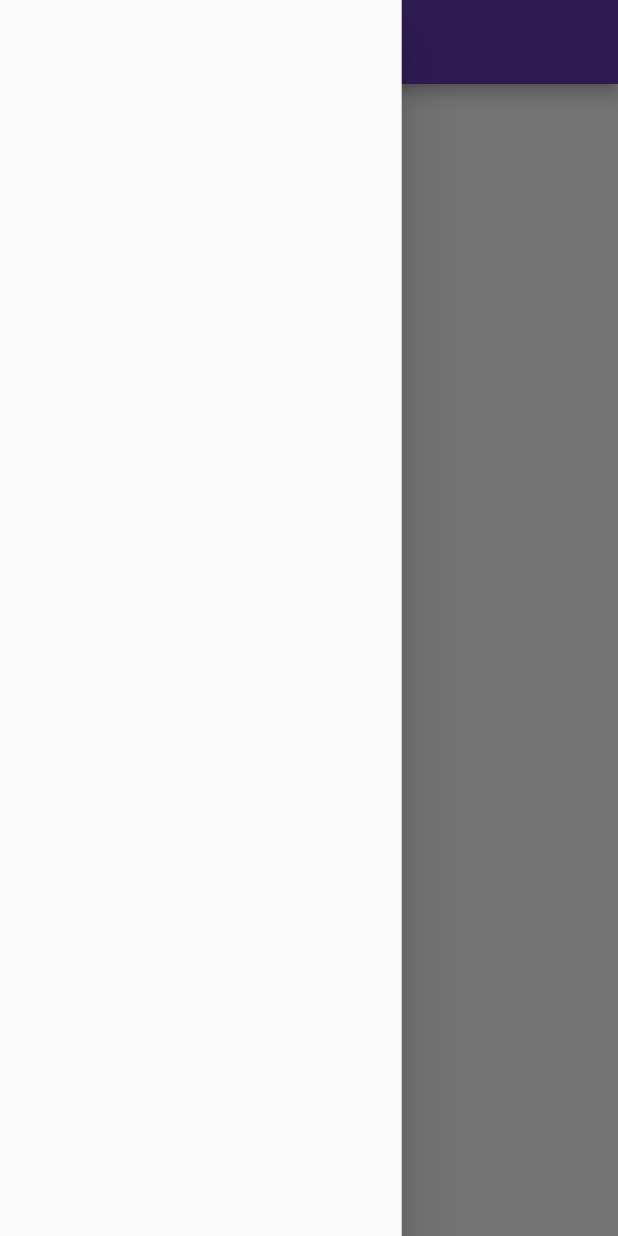
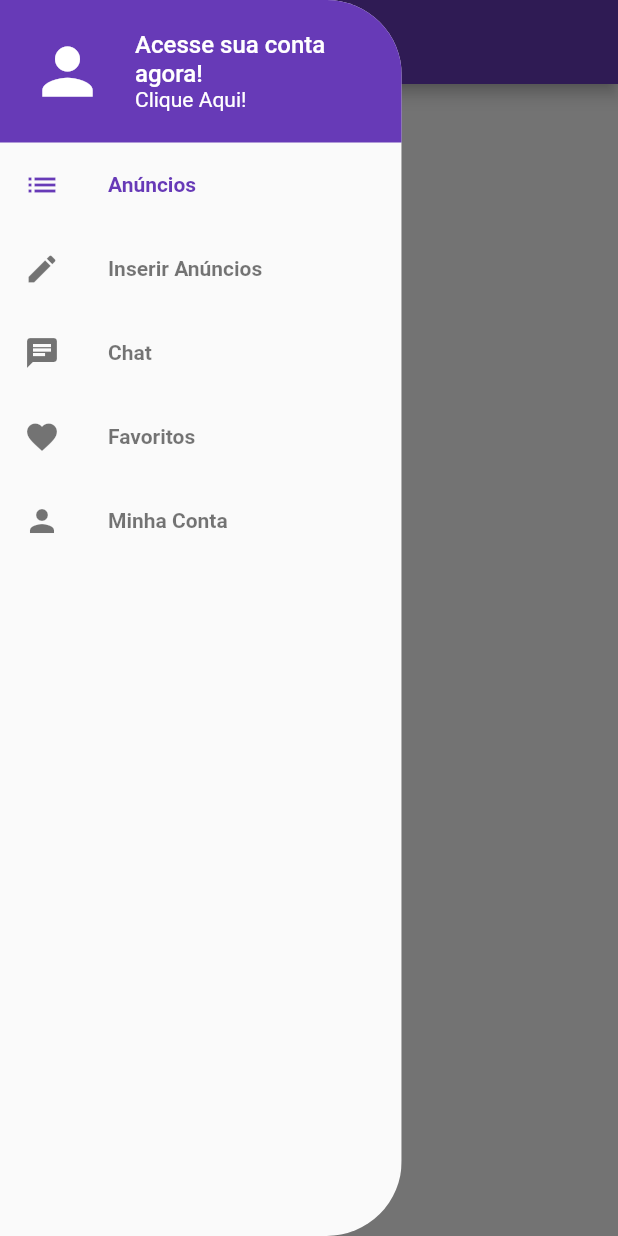
Before and after one commit to PAULOFO/Magazine-Market, a Flutter app: the screen it shows after launch, with the side drawer open, on a phone screen of 412 x 824 dp. Run offline on Flutter 3.47's test engine with Material 2 defaults, Android fonts, the phone set to English and light mode, and no system bars; our stand-ins replace parse_server_sdk.

Commit message:
2º Commit "Customizando o Drawer"

```diff
--- a/lib/components/custom_drawer/custom_drawer.dart
+++ b/lib/components/custom_drawer/custom_drawer.dart
@@ -1,12 +1,23 @@
+import 'package:flutter/cupertino.dart';
 import 'package:flutter/material.dart';
+import 'package:magazine_market/components/custom_drawer/custom_drawer_header.dart';
+import 'package:magazine_market/components/custom_drawer/page_section.dart';
 
 class CustomDrawer extends StatelessWidget {
   @override
   Widget build(BuildContext context) {
-    return SizedBox(
-      width: MediaQuery.of(context).size.width * 0.65,//60%
-      child: Drawer(
-
+    return ClipRRect(//->CORTA QUALQUER WIDGET
+      borderRadius: BorderRadius.horizontal(right: Radius.circular(50),),
+      child: SizedBox(
+        width: MediaQuery.of(context).size.width * 0.65,//65%
+        child: Drawer(
+          child: ListView(
+            children: [
+              CustomDrawerHeader(),
+              PageSection(),
+            ],
+          ),
+        ),
       ),
     );
   }
--- /dev/null
+++ b/lib/components/custom_drawer/custom_drawer_header.dart
@@ -0,0 +1,41 @@
+import 'package:flutter/material.dart';
+
+class CustomDrawerHeader extends StatelessWidget {
+  @override
+  Widget build(BuildContext context) {
+    return Container(
+      color: Colors.deepPurple,
+      height: 95,
+      padding: const EdgeInsets.symmetric(horizontal: 20),
+      child: Row(
+        children: [
+          Icon(Icons.person, color: Colors.white, size: 50,),
+          SizedBox(width: 20,),
+          Expanded(
+            child: Column(
+              crossAxisAlignment: CrossAxisAlignment.start,
+              mainAxisAlignment: MainAxisAlignment.center,
+              children: [
+                Text('Acesse sua conta agora!',
+                  style: TextStyle(
+                    color: Colors.white,
+                    fontSize: 16,
+                    fontWeight: FontWeight.w500
+                  ),
+                ),
+                Text('Clique Aqui!',
+                  style: TextStyle(
+                    color: Colors.white,
+                    fontSize: 14,
+                    fontWeight: FontWeight.w400
+                  ),
+                ),
+              ],
+            ),
+          ),
+
+        ],
+      ),
+    );
+  }
+}
--- /dev/null
+++ b/lib/components/custom_drawer/page_section.dart
@@ -0,0 +1,44 @@
+import 'package:flutter/material.dart';
+import 'package:magazine_market/components/custom_drawer/page_tile.dart';
+
+class PageSection extends StatelessWidget {
+
+
+  @override
+  Widget build(BuildContext context) {
+    return Column(
+      children: [
+        PageTile(
+          label: 'Anúncios',
+          iconData: Icons.list,
+          onTap: (){},
+          highlighted: true,
+        ),
+        PageTile(
+          label: 'Inserir Anúncios',
+          iconData: Icons.edit,
+          onTap: (){},
+          highlighted: false,
+        ),
+        PageTile(
+          label: 'Chat',
+          iconData: Icons.chat,
+          onTap: (){},
+          highlighted: false,
+        ),
+        PageTile(
+          label: 'Favoritos',
+          iconData: Icons.favorite,
+          onTap: (){},
+          highlighted: false,
+        ),
+        PageTile(
+          label: 'Minha Conta',
+          iconData: Icons.person,
+          onTap: (){},
+          highlighted: false,
+        ),
+      ],
+    );
+  }
+}
--- /dev/null
+++ b/lib/components/custom_drawer/page_tile.dart
@@ -0,0 +1,36 @@
+import 'package:flutter/material.dart';
+
+class PageTile extends StatelessWidget {
+
+  final String label;
+  final IconData iconData;
+  final VoidCallback onTap;
+  final bool highlighted;
+
+  const PageTile({this.label,
+    this.iconData,
+    this.onTap,
+    this.highlighted,
+  });
+
+
+  @override
+  Widget build(BuildContext context) {
+    return ListTile(
+      title: Text(
+        label,
+        style: TextStyle(
+          fontWeight: FontWeight.w700,
+          color: highlighted ? Colors.deepPurple : Colors.black54,
+        ),
+      ),
+      leading: Icon(
+        iconData,
+        color: highlighted ? Colors.deepPurple : Colors.black54,
+      ),
+      onTap: onTap,
+     // contentPadding: const EdgeInsets.all(8),
+    );
+    //highlighted: h
+  }
+}
```
